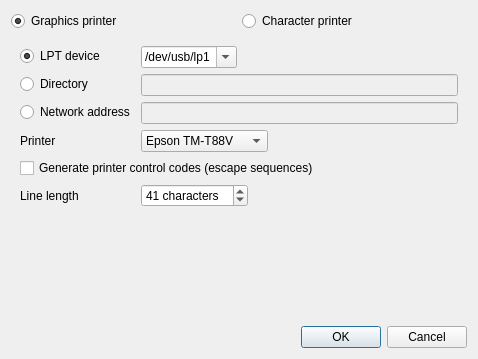
Qt form quickevent/app/plugins/qml/Receipts/src/receiptsprinteroptionsdialog.ui (Quick-Event/quickbox) before a commit.
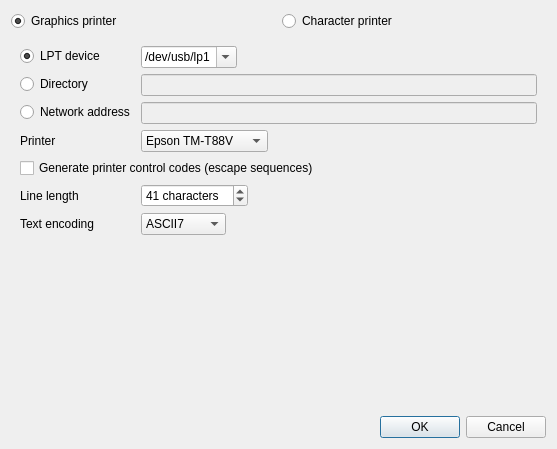
The same form after that commit. The open tabs and pages were chosen to show the change. Icons and pictures are not drawn.

Commit message: Receipts - text format - encoding #108

Patch:
```diff
--- a/quickevent/app/plugins/qml/Receipts/src/receiptsprinteroptionsdialog.ui
+++ b/quickevent/app/plugins/qml/Receipts/src/receiptsprinteroptionsdialog.ui
@@ -6,8 +6,8 @@
    <rect>
     <x>0</x>
     <y>0</y>
-    <width>478</width>
-    <height>359</height>
+    <width>557</width>
+    <height>449</height>
    </rect>
   </property>
   <property name="windowTitle">
@@ -208,6 +208,43 @@
          </item>
         </widget>
        </item>
+       <item row="10" column="0">
+        <widget class="QLabel" name="label_4">
+         <property name="sizePolicy">
+          <sizepolicy hsizetype="Maximum" vsizetype="Preferred">
+           <horstretch>0</horstretch>
+           <verstretch>0</verstretch>
+          </sizepolicy>
+         </property>
+         <property name="text">
+          <string>Text encoding</string>
+         </property>
+        </widget>
+       </item>
+       <item row="10" column="1">
+        <widget class="QComboBox" name="cbxCharacterPrinterCodec">
+         <item>
+          <property name="text">
+           <string>ASCII7</string>
+          </property>
+         </item>
+         <item>
+          <property name="text">
+           <string>cp1250</string>
+          </property>
+         </item>
+         <item>
+          <property name="text">
+           <string>iso8859-2</string>
+          </property>
+         </item>
+         <item>
+          <property name="text">
+           <string>utf8</string>
+          </property>
+         </item>
+        </widget>
+       </item>
       </layout>
      </widget>
     </widget>
```
Left out of the diff: 2 changed lines with no effect on the pictures. The commit also changes 4 other files.
